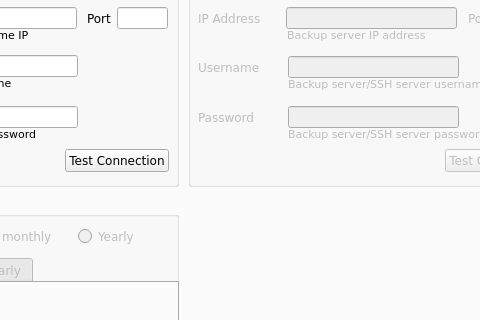
This is mysqlsettings.ui in tonycool7/masters_diploma as Qt 5 draws it before an edit; both pictures show x 245 to 725 and y 132 to 452 of the 841 by 550 pixel window. The edited form follows.
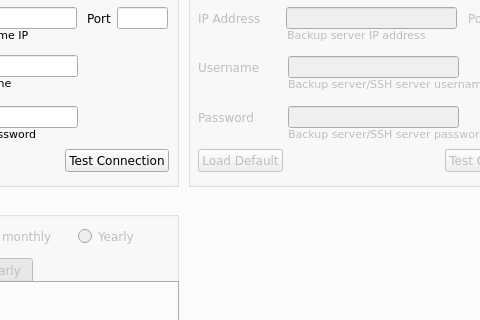
This is the edited form.

Patch:
```diff
--- a/mysqlsettings.ui
+++ b/mysqlsettings.ui
@@ -433,6 +433,13 @@
          </rect>
         </property>
         <layout class="QHBoxLayout" name="horizontalLayout_9">
+         <item>
+          <widget class="QPushButton" name="loadSSHDefault">
+           <property name="text">
+            <string>Load Default</string>
+           </property>
+          </widget>
+         </item>
          <item>
           <spacer name="horizontalSpacer_8">
            <property name="orientation">
```
